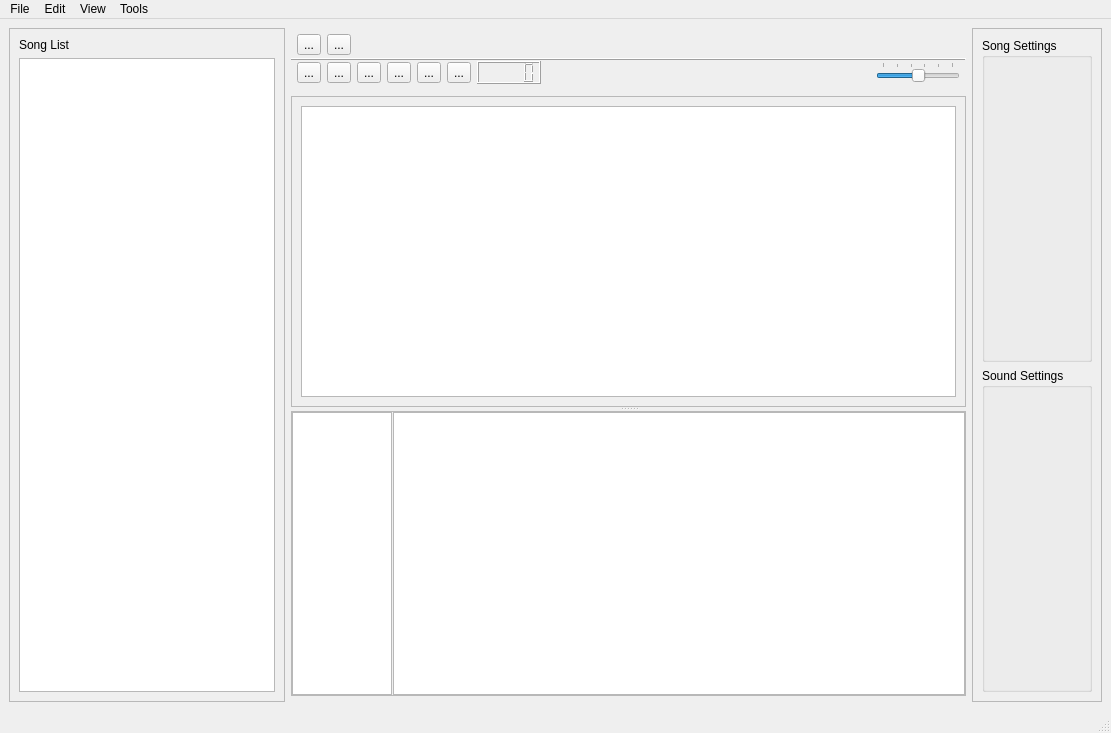
Qt form src/ui/mainwindow.ui (garakmon/gtm) before a commit.
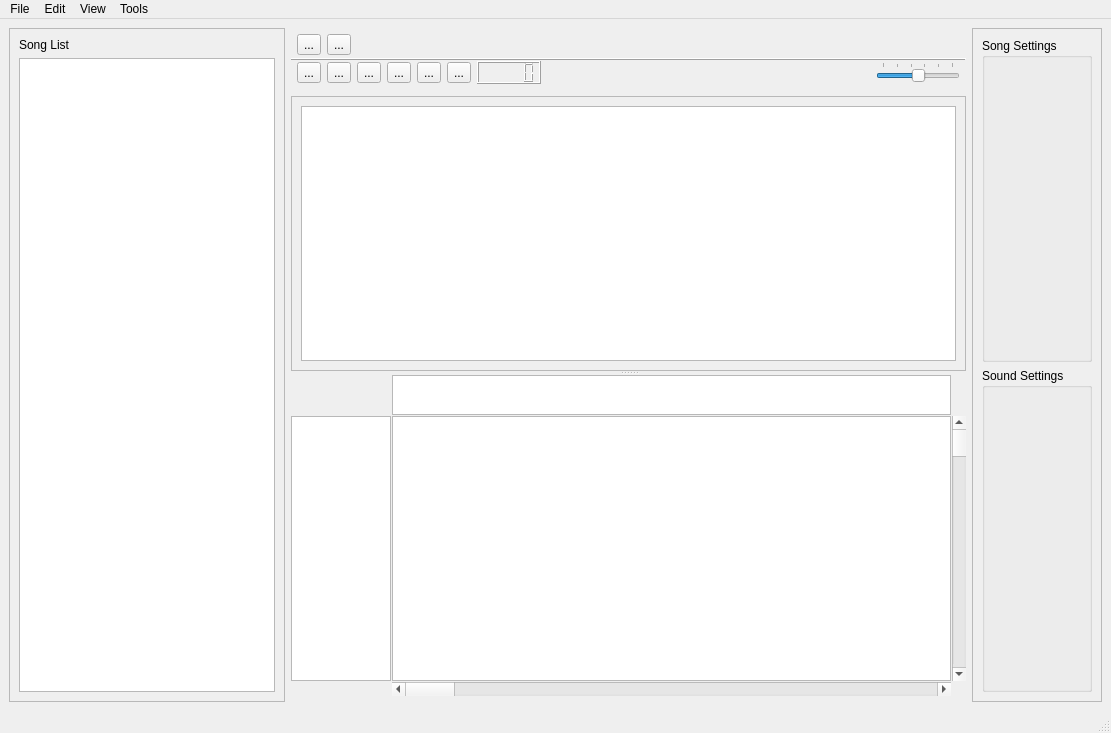
The same form after that commit. Icons and pictures are not drawn.

Commit message: better piano drawing

```diff
--- a/src/ui/mainwindow.ui
+++ b/src/ui/mainwindow.ui
@@ -336,7 +336,7 @@
           <x>0</x>
           <y>0</y>
           <width>642</width>
-          <height>275</height>
+          <height>291</height>
          </rect>
         </property>
         <layout class="QGridLayout" name="gridLayout_2">
@@ -346,7 +346,10 @@
         </layout>
        </widget>
       </widget>
-      <widget class="QScrollArea" name="scrollArea_2">
+      <widget class="QScrollArea" name="scroll_pianoArea">
+       <property name="frameShape">
+        <enum>QFrame::NoFrame</enum>
+       </property>
        <property name="widgetResizable">
         <bool>true</bool>
        </property>
@@ -355,14 +358,11 @@
          <rect>
           <x>0</x>
           <y>0</y>
-          <width>642</width>
-          <height>275</height>
+          <width>644</width>
+          <height>261</height>
          </rect>
         </property>
-        <layout class="QHBoxLayout" name="horizontalLayout_3">
-         <property name="spacing">
-          <number>1</number>
-         </property>
+        <layout class="QGridLayout" name="gridLayout_3">
          <property name="leftMargin">
           <number>0</number>
          </property>
@@ -375,7 +375,33 @@
          <property name="bottomMargin">
           <number>0</number>
          </property>
-         <item>
+         <property name="spacing">
+          <number>1</number>
+         </property>
+         <item row="0" column="2">
+          <widget class="QGraphicsView" name="view_measures">
+           <property name="maximumSize">
+            <size>
+             <width>16777215</width>
+             <height>40</height>
+            </size>
+           </property>
+          </widget>
+         </item>
+         <item row="1" column="2">
+          <widget class="QGraphicsView" name="view_pianoRoll"/>
+         </item>
+         <item row="2" column="2">
+          <widget class="QScrollBar" name="horizontalScrollBar">
+           <property name="orientation">
+            <enum>Qt::Horizontal</enum>
+           </property>
+          </widget>
+         </item>
+         <item row="0" column="1">
+          <widget class="QWidget" name="widget" native="true"/>
+         </item>
+         <item row="1" column="1">
           <widget class="QGraphicsView" name="view_piano">
            <property name="sizePolicy">
             <sizepolicy hsizetype="Maximum" vsizetype="Expanding">
@@ -391,8 +417,12 @@
            </property>
           </widget>
          </item>
-         <item>
-          <widget class="QGraphicsView" name="view_pianoRoll"/>
+         <item row="1" column="3">
+          <widget class="QScrollBar" name="verticalScrollBar">
+           <property name="orientation">
+            <enum>Qt::Vertical</enum>
+           </property>
+          </widget>
          </item>
         </layout>
        </widget>
```
Left out of the diff: 158 changed lines with no effect on the pictures. The commit also changes 6 other files.
